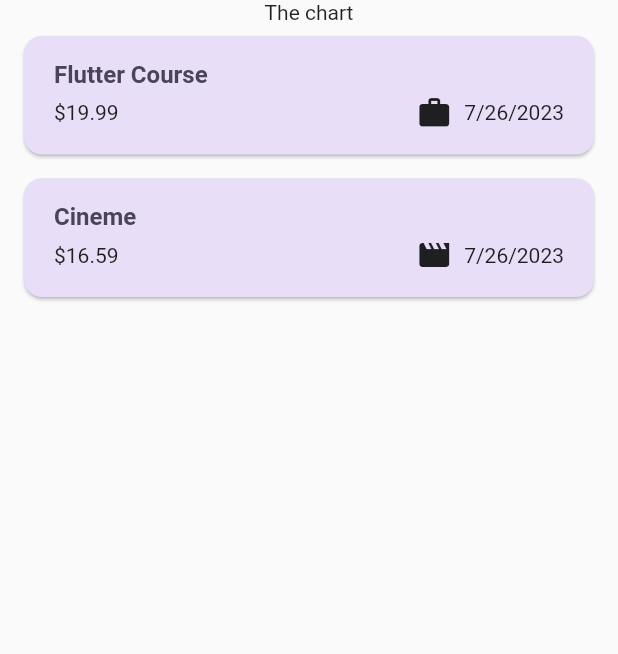
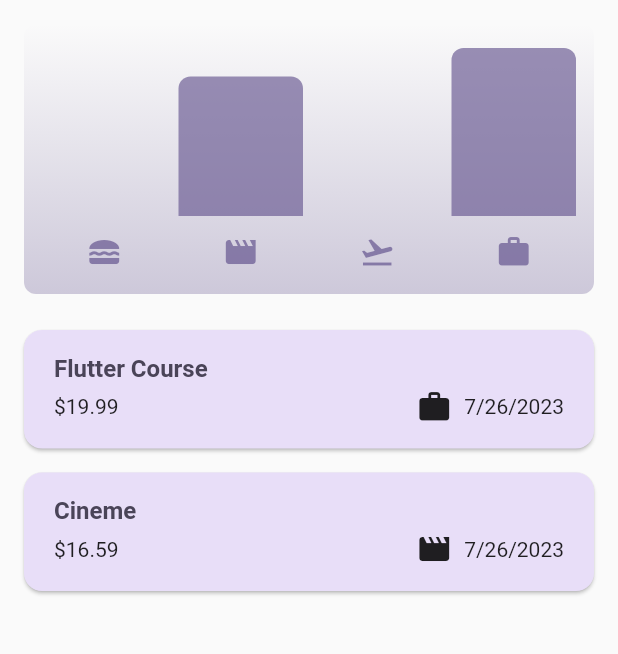
Before and after one commit to DarkoPG27/expense_tracker, a Flutter app: the screen it shows after launch, on a phone screen of 412 x 824 dp, the part 84-738 px from its top. Run offline on Flutter 3.47's test engine with Material 2 defaults, Android fonts, the phone set to English and light mode, and no system bars.

Commit message:
Adding chart widget

```diff
--- a/lib/widgets/expenses.dart
+++ b/lib/widgets/expenses.dart
@@ -2,6 +2,7 @@ import 'package:expense_tracker/models/expense.dart';
 import 'package:expense_tracker/widgets/expenses_list/expenses_list.dart';
 import 'package:expense_tracker/widgets/new_expense.dart';
 import 'package:flutter/material.dart';
+import 'package:expense_tracker/widgets/chart/chart.dart';
 
 class Expenses extends StatefulWidget {
   const Expenses({super.key});
@@ -88,7 +89,9 @@ class _ExpensesState extends State<Expenses> {
       ),
       body: Column(
         children: [
-          const Text('The chart'),
+          Chart(
+            expenses: _registeredExpenses,
+          ),
           Expanded(
             child: mainContent,
           ),
```
